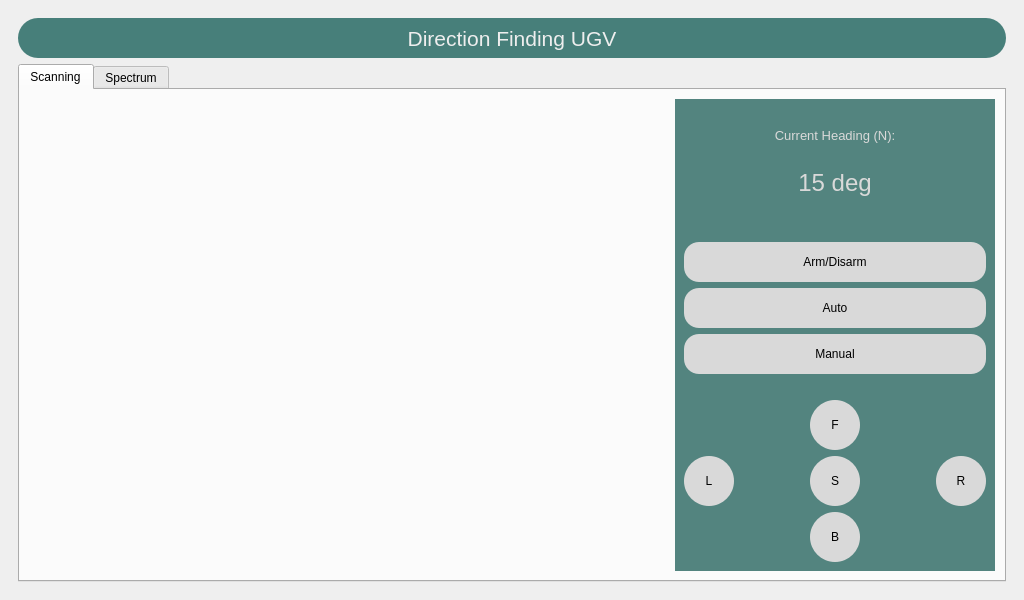
First picture: the form in scripts/main_window.ui, repository fabeha-raheel/DF-Tank-Project, before the edit.
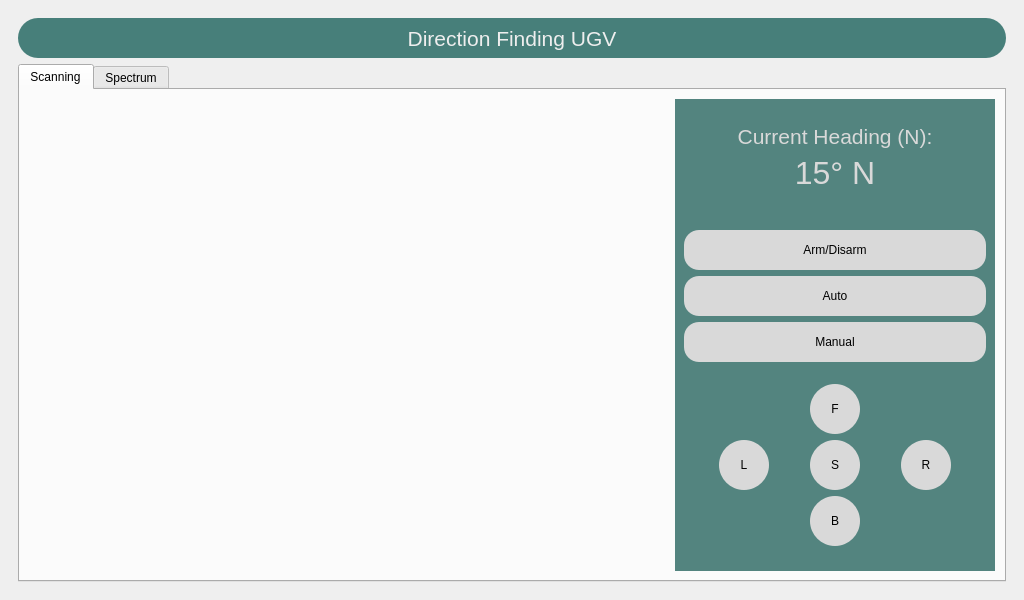
Second picture: the form after the edit. Icons and pictures are not drawn.

```diff
--- a/scripts/main_window.ui
+++ b/scripts/main_window.ui
@@ -162,25 +162,9 @@
            <attribute name="title">
             <string>Scanning</string>
            </attribute>
-           <layout class="QGridLayout" name="gridLayout_5">
+           <layout class="QGridLayout" name="gridLayout_6">
             <item row="0" column="0">
              <layout class="QGridLayout" name="gridLayout_3">
-              <item row="1" column="0" colspan="2">
-               <widget class="QLabel" name="mssg_label">
-                <property name="maximumSize">
-                 <size>
-                  <width>16777215</width>
-                  <height>20</height>
-                 </size>
-                </property>
-                <property name="text">
-                 <string/>
-                </property>
-               </widget>
-              </item>
-              <item row="0" column="0" colspan="2">
-               <layout class="QVBoxLayout" name="plot_layout"/>
-              </item>
               <item row="0" column="2" rowspan="2">
                <widget class="QWidget" name="widget" native="true">
                 <property name="styleSheet">
@@ -212,7 +196,7 @@
                    </property>
                    <property name="font">
                     <font>
-                     <pointsize>10</pointsize>
+                     <pointsize>16</pointsize>
                     </font>
                    </property>
                    <property name="styleSheet">
@@ -226,19 +210,6 @@
                    </property>
                   </widget>
                  </item>
-                 <item>
-                  <spacer name="verticalSpacer_6">
-                   <property name="orientation">
-                    <enum>Qt::Vertical</enum>
-                   </property>
-                   <property name="sizeHint" stdset="0">
-                    <size>
-                     <width>20</width>
-                     <height>40</height>
-                    </size>
-                   </property>
-                  </spacer>
-                 </item>
                  <item>
                   <widget class="QLabel" name="label_4">
                    <property name="sizePolicy">
@@ -249,14 +220,14 @@
                    </property>
                    <property name="font">
                     <font>
-                     <pointsize>18</pointsize>
+                     <pointsize>24</pointsize>
                     </font>
                    </property>
                    <property name="styleSheet">
                     <string notr="true">color: #D9D9D9;</string>
                    </property>
                    <property name="text">
-                    <string>15 deg</string>
+                    <string>15° N</string>
                    </property>
                    <property name="alignment">
                     <set>Qt::AlignCenter</set>
@@ -291,27 +262,6 @@
                  </item>
                  <item>
                   <layout class="QGridLayout" name="gridLayout_4">
-                   <item row="5" column="2" alignment="Qt::AlignHCenter">
-                    <widget class="QPushButton" name="stop_button">
-                     <property name="sizePolicy">
-                      <sizepolicy hsizetype="Minimum" vsizetype="Minimum">
-                       <horstretch>0</horstretch>
-                       <verstretch>0</verstretch>
-                      </sizepolicy>
-                     </property>
-                     <property name="styleSheet">
-                      <string notr="true">QPushButton{
-	background-color: #D9D9D9;
-	width: 50px;
-	height: 50px;
-	border-radius: 25px;
-}</string>
-                     </property>
-                     <property name="text">
-                      <string>S</string>
-                     </property>
-                    </widget>
-                   </item>
                    <item row="3" column="2">
                     <spacer name="verticalSpacer_5">
                      <property name="orientation">
@@ -325,90 +275,6 @@
                      </property>
                     </spacer>
                    </item>
-                   <item row="5" column="1">
-                    <widget class="QPushButton" name="left_button">
-                     <property name="sizePolicy">
-                      <sizepolicy hsizetype="Fixed" vsizetype="Fixed">
-                       <horstretch>0</horstretch>
-                       <verstretch>0</verstretch>
-                      </sizepolicy>
-                     </property>
-                     <property name="styleSheet">
-                      <string notr="true">QPushButton{
-	background-color: #D9D9D9;
-	width: 50px;
-	height: 50px;
-	border-radius: 25px;
-}</string>
-                     </property>
-                     <property name="text">
-                      <string>L</string>
-                     </property>
-                    </widget>
-                   </item>
-                   <item row="4" column="2" alignment="Qt::AlignHCenter">
-                    <widget class="QPushButton" name="forward_button">
-                     <property name="sizePolicy">
-                      <sizepolicy hsizetype="Fixed" vsizetype="Fixed">
-                       <horstretch>0</horstretch>
-                       <verstretch>0</verstretch>
-                      </sizepolicy>
-                     </property>
-                     <property name="styleSheet">
-                      <string notr="true">QPushButton{
-	background-color: #D9D9D9;
-	width: 50px;
-	height: 50px;
-	border-radius: 25px;
-}</string>
-                     </property>
-                     <property name="text">
-                      <string>F</string>
-                     </property>
-                    </widget>
-                   </item>
-                   <item row="6" column="2" alignment="Qt::AlignHCenter">
-                    <widget class="QPushButton" name="backward_button">
-                     <property name="sizePolicy">
-                      <sizepolicy hsizetype="Fixed" vsizetype="Fixed">
-                       <horstretch>0</horstretch>
-                       <verstretch>0</verstretch>
-                      </sizepolicy>
-                     </property>
-                     <property name="styleSheet">
-                      <string notr="true">QPushButton{
-	background-color: #D9D9D9;
-	width: 50px;
-	height: 50px;
-	border-radius: 25px;
-}</string>
-                     </property>
-                     <property name="text">
-                      <string>B</string>
-                     </property>
-                    </widget>
-                   </item>
-                   <item row="5" column="3">
-                    <widget class="QPushButton" name="right_button">
-                     <property name="sizePolicy">
-                      <sizepolicy hsizetype="Fixed" vsizetype="Fixed">
-                       <horstretch>0</horstretch>
-                       <verstretch>0</verstretch>
-                      </sizepolicy>
-                     </property>
-                     <property name="styleSheet">
-                      <string notr="true">QPushButton{
-	background-color: #D9D9D9;
-	width: 50px;
-	height: 50px;
-	border-radius: 25px;
-}</string>
-                     </property>
-                     <property name="text">
-                      <string>R</string>
-                     </property>
-                    </widget>
-                   </item>
                    <item row="2" column="1" colspan="3">
                     <widget class="QPushButton" name="pushButton_2">
                      <property name="minimumSize">
@@ -483,9 +349,134 @@
                    </item>
                   </layout>
                  </item>
-                </layout>
+                 <item>
+                  <layout class="QGridLayout" name="gridLayout_5">
+                   <item row="1" column="0">
+                    <widget class="QPushButton" name="left_button">
+                     <property name="sizePolicy">
+                      <sizepolicy hsizetype="Fixed" vsizetype="Fixed">
+                       <horstretch>0</horstretch>
+                       <verstretch>0</verstretch>
+                      </sizepolicy>
+                     </property>
+                     <property name="styleSheet">
+                      <string notr="true">QPushButton{
+	background-color: #D9D9D9;
+	width: 50px;
+	height: 50px;
+	border-radius: 25px;
+}</string>
+                     </property>
+                     <property name="text">
+                      <string>L</string>
+                     </property>
+                    </widget>
+                   </item>
+                   <item row="3" column="1">
+                    <spacer name="verticalSpacer_11">
+                     <property name="orientation">
+                      <enum>Qt::Vertical</enum>
+                     </property>
+                     <property name="sizeHint" stdset="0">
+                      <size>
+                       <width>20</width>
+                       <height>40</height>
+                      </size>
+                     </property>
+                    </spacer>
+                   </item>
+                   <item row="1" column="1">
+                    <widget class="QPushButton" name="stop_button">
+                     <property name="sizePolicy">
+                      <sizepolicy hsizetype="Minimum" vsizetype="Minimum">
+                       <horstretch>0</horstretch>
+                       <verstretch>0</verstretch>
+                      </sizepolicy>
+                     </property>
+                     <property name="styleSheet">
+                      <string notr="true">QPushButton{
+	background-color: #D9D9D9;
+	width: 50px;
+	height: 50px;
+	border-radius: 25px;
+}</string>
+                     </property>
+                     <property name="text">
+                      <string>S</string>
+                     </property>
+                    </widget>
+                   </item>
+                   <item row="2" column="1">
+                    <widget class="QPushButton" name="backward_button">
+                     <property name="sizePolicy">
+                      <sizepolicy hsizetype="Fixed" vsizetype="Fixed">
+                       <horstretch>0</horstretch>
+                       <verstretch>0</verstretch>
+                      </sizepolicy>
+                     </property>
+                     <property name="styleSheet">
+                      <string notr="true">QPushButton{
+	background-color: #D9D9D9;
+	width: 50px;
+	height: 50px;
+	border-radius: 25px;
+}</string>
+                     </property>
+                     <property name="text">
+                      <string>B</string>
+                     </property>
+                    </widget>
+                   </item>
+                   <item row="1" column="2">
+                    <widget class="QPushButton" name="right_button">
+                     <property name="sizePolicy">
+                      <sizepolicy hsizetype="Fixed" vsizetype="Fixed">
+                       <horstretch>0</horstretch>
+                       <verstretch>0</verstretch>
+                      </sizepolicy>
+                     </property>
+                     <property name="styleSheet">
+                      <string notr="true">QPushButton{
+	background-color: #D9D9D9;
+	width: 50px;
+	height: 50px;
+	border-radius: 25px;
+}</string>
+                     </property>
+                     <property name="text">
+                      <string>R</string>
+                     </property>
+                    </widget>
+                   </item>
+                   <item row="0" column="1">
+                    <widget class="QPushButton" name="forward_button">
+                     <property name="sizePolicy">
+                      <sizepolicy hsizetype="Fixed" vsizetype="Fixed">
+                       <horstretch>0</horstretch>
+                       <verstretch>0</verstretch>
+                      </sizepolicy>
+                     </property>
+                     <property name="styleSheet">
+                      <string notr="true">QPushButton{
+	background-color: #D9D9D9;
+	width: 50px;
+	height: 50px;
+	border-radius: 25px;
+}</string>
+                     </property>
+                     <property name="text">
+                      <string>F</string>
+                     </property>
+                    </widget>
+                   </item>
+                  </layout>
+                 </item>
+                </layout>
                </widget>
               </item>
+              <item row="0" column="0" rowspan="2" colspan="2">
+               <layout class="QVBoxLayout" name="plot_layout"/>
+              </item>
              </layout>
             </item>
            </layout>
```
Left out of the diff: 138 changed lines with no effect on the pictures. Lines whose indentation alone changed are shown as unchanged.
